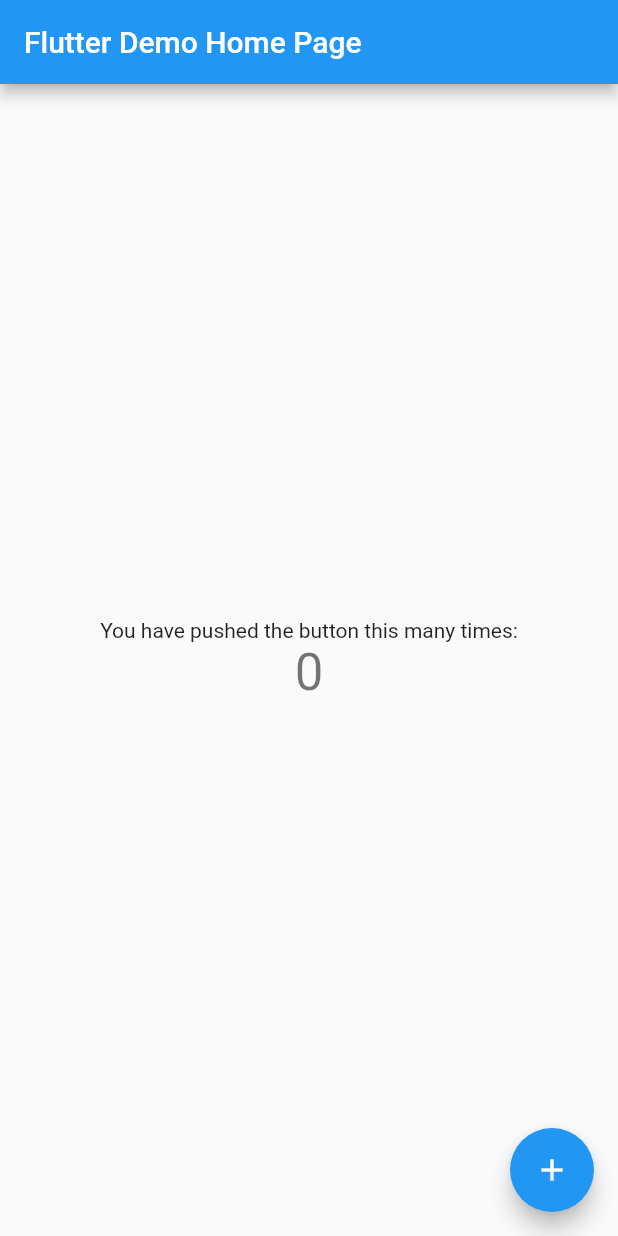
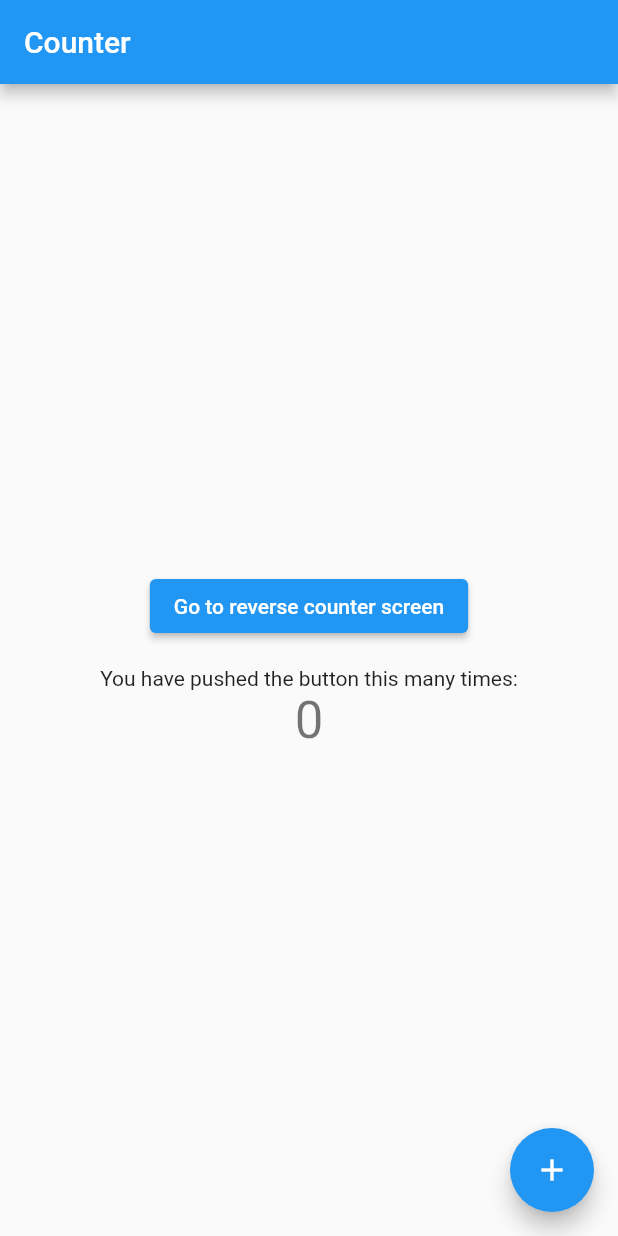
Before and after one commit to Nikhil-Koshty/flutter_getx_example, a Flutter app: the screen it shows after launch, on a phone screen of 412 x 824 dp. Run offline on Flutter 3.47's test engine with Material 2 defaults, Android fonts, the phone set to English and light mode, and no system bars; our stand-ins replace get.

```diff
--- /dev/null
+++ b/lib/app/feature/counter/binding/counter_binding.dart
@@ -0,0 +1,12 @@
+import 'package:flutter_getx_example/app/feature/counter/controller/counter_controller.dart';
+import 'package:flutter_getx_example/app/feature/counter/repository/counter_repository.dart';
+import 'package:get/get.dart';
+
+class CounterBinding implements Bindings {
+  const CounterBinding();
+
+  @override
+  void dependencies() {
+    Get.lazyPut(() => CounterController(CounterIncrementOneRepository()));
+  }
+}
--- /dev/null
+++ b/lib/app/feature/counter/controller/counter_controller.dart
@@ -0,0 +1,13 @@
+import 'package:flutter_getx_example/app/feature/counter/repository/counter_repository.dart';
+import 'package:flutter_getx_example/app/feature/reverse_counter/route/reverse_counter_route.dart';
+import 'package:get/get.dart';
+
+class CounterController extends GetxController {
+  final CounterRepository repo;
+
+  CounterController(this.repo);
+
+  void navigateToReverseCounterScreen() {
+    Get.offAllNamed(ReverseCounterRoute.name);
+  }
+}
--- /dev/null
+++ b/lib/app/feature/counter/repository/counter_repository.dart
@@ -0,0 +1,20 @@
+import 'package:get/get.dart';
+
+abstract class CounterRepository {
+  const CounterRepository();
+
+  Rx<int> get count;
+
+  void increment();
+}
+
+class CounterIncrementOneRepository extends CounterRepository {
+  CounterIncrementOneRepository();
+
+  @override
+  final Rx<int> count = 0.obs;
+  final int _incrementValue = 1;
+
+  @override
+  void increment() => count.value += _incrementValue;
+}
--- /dev/null
+++ b/lib/app/feature/counter/route/counter_route.dart
@@ -0,0 +1,24 @@
+import 'package:flutter/material.dart';
+import 'package:flutter_getx_example/app/feature/counter/binding/counter_binding.dart';
+import 'package:flutter_getx_example/app/feature/counter/view/counter_screen.dart';
+import 'package:get/get.dart';
+
+class CounterRoute {
+  const CounterRoute._();
+
+  static const String name = '/';
+  static const Bindings binding = CounterBinding();
+  static const Widget screen = CounterScreen();
+
+  static final GetPage page = GetPage(
+    name: name,
+    binding: binding,
+    page: () => screen,
+  );
+
+  static GetPageRoute get pageRoute => GetPageRoute(
+        settings: const RouteSettings(name: name),
+        binding: binding,
+        page: () => screen,
+      );
+}
--- /dev/null
+++ b/lib/app/feature/counter/view/counter_screen.dart
@@ -0,0 +1,44 @@
+import 'package:flutter/material.dart';
+import 'package:flutter_getx_example/app/feature/counter/controller/counter_controller.dart';
+import 'package:get/get.dart';
+
+class CounterScreen extends StatelessWidget {
+  const CounterScreen({Key? key}) : super(key: key);
+
+  @override
+  Widget build(BuildContext context) {
+    final CounterController controller = Get.find();
+
+    return Scaffold(
+      appBar: AppBar(
+        title: const Text('Counter'),
+      ),
+      body: Center(
+        child: Column(
+          mainAxisAlignment: MainAxisAlignment.center,
+          children: <Widget>[
+            ElevatedButton(
+              onPressed: controller.navigateToReverseCounterScreen,
+              child: const Text('Go to reverse counter screen'),
+            ),
+            const SizedBox(height: 16),
+            const Text(
+              'You have pushed the button this many times:',
+            ),
+            Obx(
+              () => Text(
+                '${controller.repo.count.value}',
+                style: Theme.of(context).textTheme.headline4,
+              ),
+            ),
+          ],
+        ),
+      ),
+      floatingActionButton: FloatingActionButton(
+        onPressed: controller.repo.increment,
+        tooltip: 'Increment',
+        child: const Icon(Icons.add),
+      ),
+    );
+  }
+}
--- /dev/null
+++ b/lib/app/feature/reverse_counter/binding/reverse_counter_binding.dart
@@ -0,0 +1,12 @@
+import 'package:flutter_getx_example/app/feature/reverse_counter/controller/reverse_counter_controller.dart';
+import 'package:flutter_getx_example/app/feature/reverse_counter/repository/reverse_counter_repository.dart';
+import 'package:get/get.dart';
+
+class ReverseCounterBinding implements Bindings {
+  const ReverseCounterBinding();
+
+  @override
+  void dependencies() {
+    Get.lazyPut(() => ReverseCounterController(ReverseCounterDecrementOneRepository()));
+  }
+}
--- /dev/null
+++ b/lib/app/feature/reverse_counter/route/reverse_counter_route.dart
@@ -0,0 +1,24 @@
+import 'package:flutter/material.dart';
+import 'package:flutter_getx_example/app/feature/reverse_counter/binding/reverse_counter_binding.dart';
+import 'package:flutter_getx_example/app/feature/reverse_counter/view/reverse_counter_screen.dart';
+import 'package:get/get.dart';
+
+class ReverseCounterRoute {
+  const ReverseCounterRoute._();
+
+  static const String name = '/reverse';
+  static const Bindings binding = ReverseCounterBinding();
+  static const Widget screen = ReverseCounterScreen();
+
+  static final GetPage page = GetPage(
+    name: name,
+    binding: binding,
+    page: () => screen,
+  );
+
+  static GetPageRoute get pageRoute => GetPageRoute(
+        settings: const RouteSettings(name: name),
+        binding: binding,
+        page: () => screen,
+      );
+}
--- a/lib/main.dart
+++ b/lib/main.dart
@@ -1,4 +1,7 @@
 import 'package:flutter/material.dart';
+import 'package:flutter_getx_example/app/feature/counter/route/counter_route.dart';
+import 'package:flutter_getx_example/app/feature/reverse_counter/route/reverse_counter_route.dart';
+import 'package:get/get.dart';
 
 void main() {
   runApp(const MyApp());
@@ -7,109 +10,18 @@ void main() {
 class MyApp extends StatelessWidget {
   const MyApp({super.key});
 
-  // This widget is the root of your application.
   @override
   Widget build(BuildContext context) {
-    return MaterialApp(
-      title: 'Flutter Demo',
+    return GetMaterialApp(
+      title: 'Flutter Getx Demo',
       theme: ThemeData(
-        // This is the theme of your application.
-        //
-        // Try running your application with "flutter run". You'll see the
-        // application has a blue toolbar. Then, without quitting the app, try
-        // changing the primarySwatch below to Colors.green and then invoke
-        // "hot reload" (press "r" in the console where you ran "flutter run",
-        // or simply save your changes to "hot reload" in a Flutter IDE).
-        // Notice that the counter didn't reset back to zero; the application
-        // is not restarted.
         primarySwatch: Colors.blue,
       ),
-      home: const MyHomePage(title: 'Flutter Demo Home Page'),
+      initialRoute: CounterRoute.name,
+      getPages: [
+        CounterRoute.page,
+        ReverseCounterRoute.page,
+      ],
     );
   }
 }
-
-class MyHomePage extends StatefulWidget {
-  const MyHomePage({super.key, required this.title});
-
-  // This widget is the home page of your application. It is stateful, meaning
-  // that it has a State object (defined below) that contains fields that affect
-  // how it looks.
-
-  // This class is the configuration for the state. It holds the values (in this
-  // case the title) provided by the parent (in this case the App widget) and
-  // used by the build method of the State. Fields in a Widget subclass are
-  // always marked "final".
-
-  final String title;
-
-  @override
-  State<MyHomePage> createState() => _MyHomePageState();
-}
-
-class _MyHomePageState extends State<MyHomePage> {
-  int _counter = 0;
-
-  void _incrementCounter() {
-    setState(() {
-      // This call to setState tells the Flutter framework that something has
-      // changed in this State, which causes it to rerun the build method below
-      // so that the display can reflect the updated values. If we changed
-      // _counter without calling setState(), then the build method would not be
-      // called again, and so nothing would appear to happen.
-      _counter++;
-    });
-  }
-
-  @override
-  Widget build(BuildContext context) {
-    // This method is rerun every time setState is called, for instance as done
-    // by the _incrementCounter method above.
-    //
-    // The Flutter framework has been optimized to make rerunning build methods
-    // fast, so that you can just rebuild anything that needs updating rather
-    // than having to individually change instances of widgets.
-    return Scaffold(
-      appBar: AppBar(
-        // Here we take the value from the MyHomePage object that was created by
-        // the App.build method, and use it to set our appbar title.
-        title: Text(widget.title),
-      ),
-      body: Center(
-        // Center is a layout widget. It takes a single child and positions it
-        // in the middle of the parent.
-        child: Column(
-          // Column is also a layout widget. It takes a list of children and
-          // arranges them vertically. By default, it sizes itself to fit its
-          // children horizontally, and tries to be as tall as its parent.
-          //
-          // Invoke "debug painting" (press "p" in the console, choose the
-          // "Toggle Debug Paint" action from the Flutter Inspector in Android
-          // Studio, or the "Toggle Debug Paint" command in Visual Studio Code)
-          // to see the wireframe for each widget.
-          //
-          // Column has various properties to control how it sizes itself and
-          // how it positions its children. Here we use mainAxisAlignment to
-          // center the children vertically; the main axis here is the vertical
-          // axis because Columns are vertical (the cross axis would be
-          // horizontal).
-          mainAxisAlignment: MainAxisAlignment.center,
-          children: <Widget>[
-            const Text(
-              'You have pushed the button this many times:',
-            ),
-            Text(
-              '$_counter',
-              style: Theme.of(context).textTheme.headline4,
-            ),
-          ],
-        ),
-      ),
-      floatingActionButton: FloatingActionButton(
-        onPressed: _incrementCounter,
-        tooltip: 'Increment',
-        child: const Icon(Icons.add),
-      ), // This trailing comma makes auto-formatting nicer for build methods.
-    );
-  }
-}
```
Also changed, not shown: lib/app/feature/reverse_counter/controller/reverse_counter_controller.dart (added, +13 -0 lines), lib/app/feature/reverse_counter/repository/reverse_counter_repository.dart (added, +20 -0 lines), lib/app/feature/reverse_counter/view/reverse_counter_screen.dart (added, +46 -0 lines), pubspec.yaml (+5 -2 lines), pubspec.lock.
